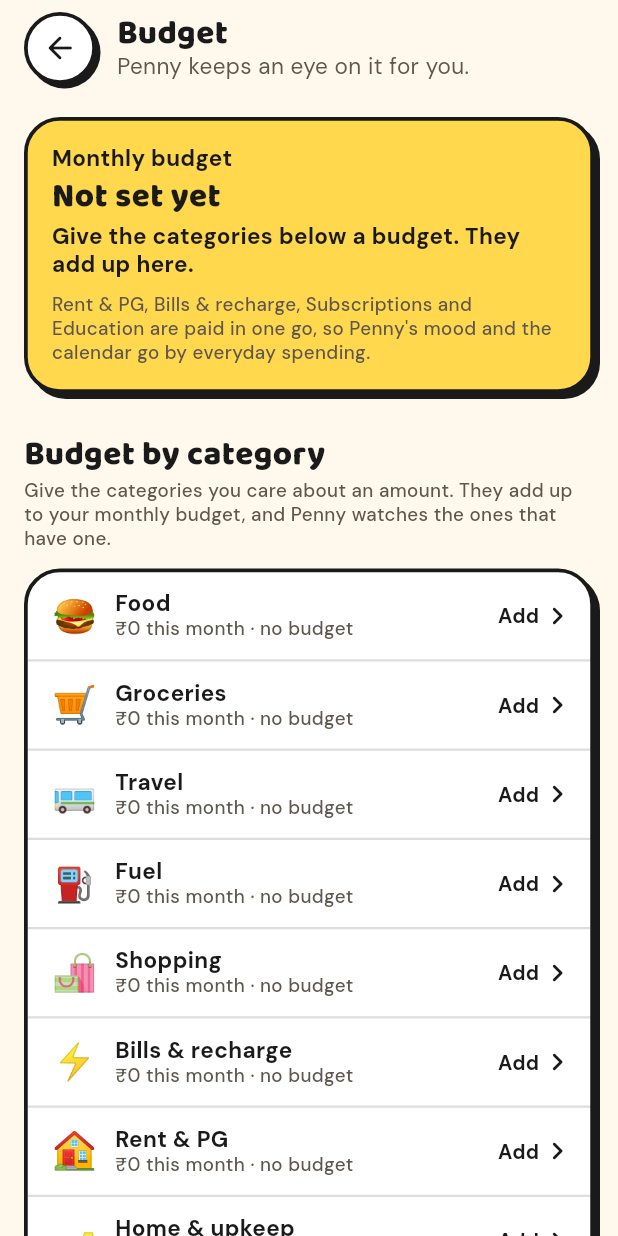
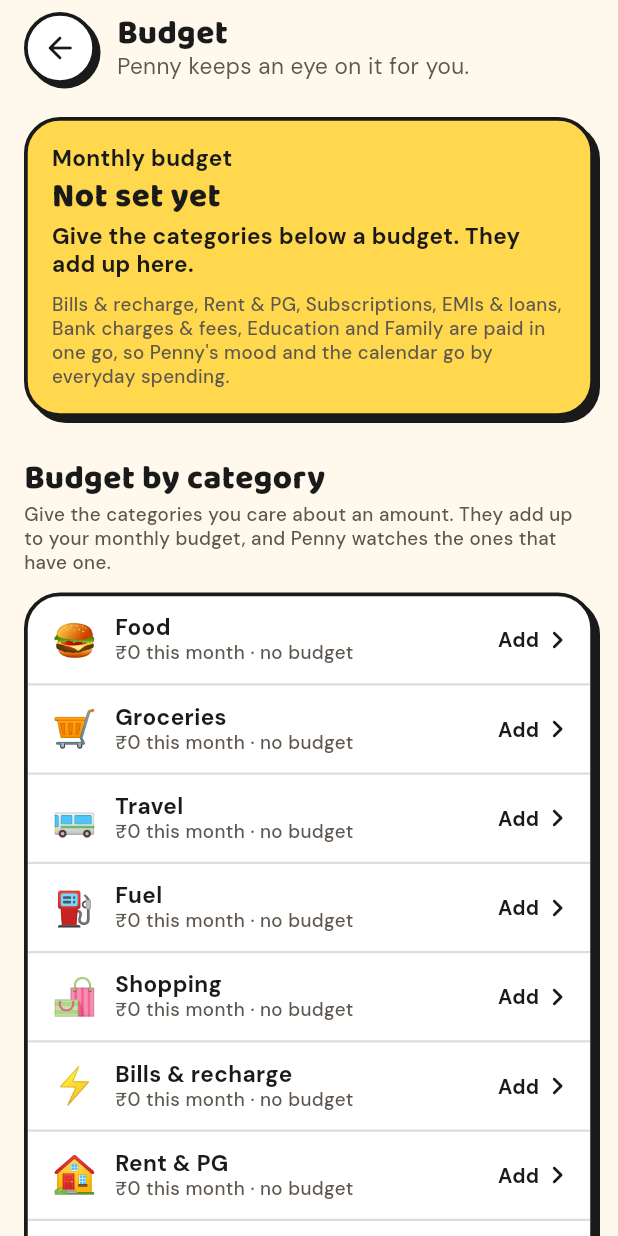
Before and after one commit to Naman9245/penny, a Flutter app: the BudgetScreen screen opened by its route, on a phone screen of 412 x 824 dp. Run offline on Flutter 3.47's test engine with Material 3 defaults, Android fonts, the phone set to English and light mode, and no system bars; our stand-ins replace clock, drift, drift_flutter, fl_chart, flutter_animate, flutter_riverpod and 5 more; accounts and stored records are empty; generated files the repository leaves out were written again.

Commit message:
Say what Save straight away does, and name all seven one-go categories
Save straight away no longer says some payments wait on Home, as every one is saved. The budget screen's line about categories paid in one go is built from the categories themselves, so EMIs, bank charges and family are in it.

```diff
--- a/lib/features/budget/budget_screen.dart
+++ b/lib/features/budget/budget_screen.dart
@@ -150,10 +150,9 @@ class _Total extends StatelessWidget {
             ],
           ],
           const SizedBox(height: 10),
-          const Text(
-            'Rent & PG, Bills & recharge, Subscriptions and Education are paid '
-            'in one go, so Penny\'s mood and the calendar go by everyday '
-            'spending.',
+          Text(
+            oneGoLine,
+            key: const ValueKey('budget-one-go'),
             style: AppText.small,
           ),
         ],
--- a/lib/features/settings/notifications_card.dart
+++ b/lib/features/settings/notifications_card.dart
@@ -213,9 +213,9 @@ class _NotificationsCardState extends ConsumerState<NotificationsCard>
           Text(
             mode == CaptureMode.check
                 ? 'They wait on Home for you to add or skip.'
-                : "They're saved as soon as Penny reads them. Any that may "
-                      'already be logged, or need a category, still wait for '
-                      'you on Home.',
+                : "They're saved as soon as Penny reads them. One like an "
+                      "entry you've typed says so, and you can change any "
+                      'of them.',
             style: AppText.small.copyWith(color: AppColors.ink),
           ),
           if (allowed || log.isNotEmpty) ...[
--- a/lib/models/category.dart
+++ b/lib/models/category.dart
@@ -285,6 +285,21 @@ final _investIds = {for (final category in investCategories) category.id};
 /// Whether [id] is a kind of investing: money put away, not spent.
 bool isInvestCategory(String? id) => _investIds.contains(id);
 
+/// Which spend categories are paid in one go, in words, for the budget
+/// screen: "Rent & PG, Bills & recharge, … and Family are paid in one go…".
+String get oneGoLine {
+  final labels = [
+    for (final category in spendCategories)
+      if (category.oneGo) category.label,
+  ];
+  final named = labels.length == 1
+      ? labels.single
+      : '${labels.sublist(0, labels.length - 1).join(', ')} and '
+            '${labels.last}';
+  return "$named are paid in one go, so Penny's mood and the calendar go by "
+      'everyday spending.';
+}
+
 /// Whether [id] is one of [spendCategories]: one that budgets, moods and
 /// paybacks go by.
 bool isSpendCategory(String? id) => _spendIds.contains(id);
```
Also changed, not shown: 1 other file.
